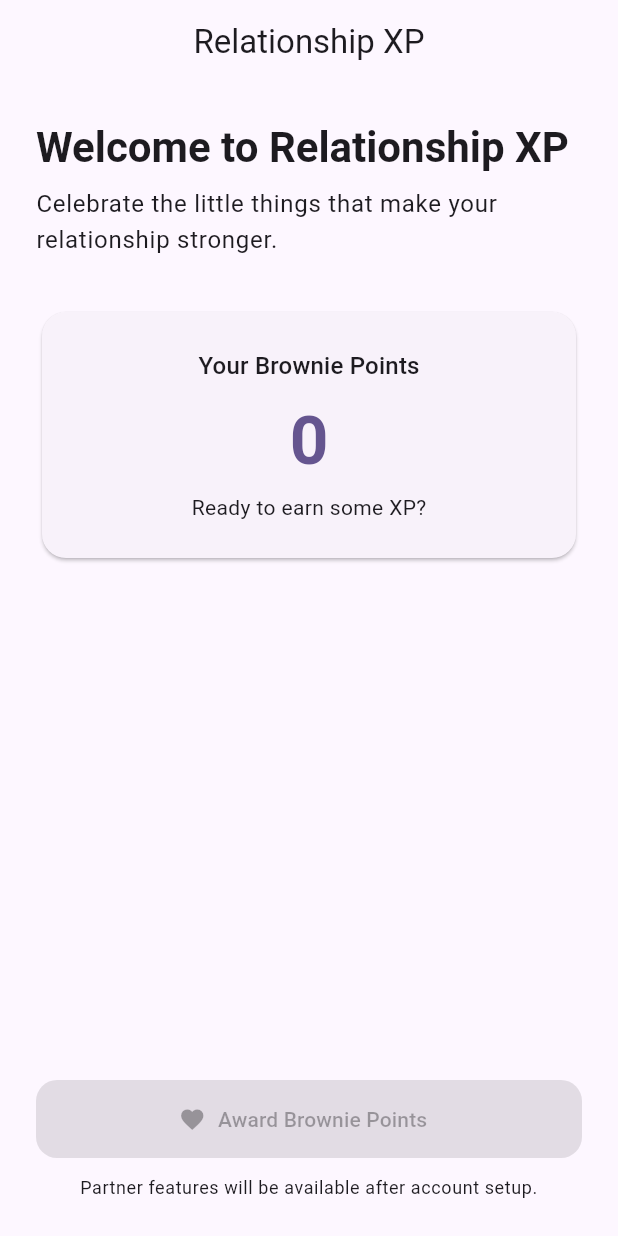
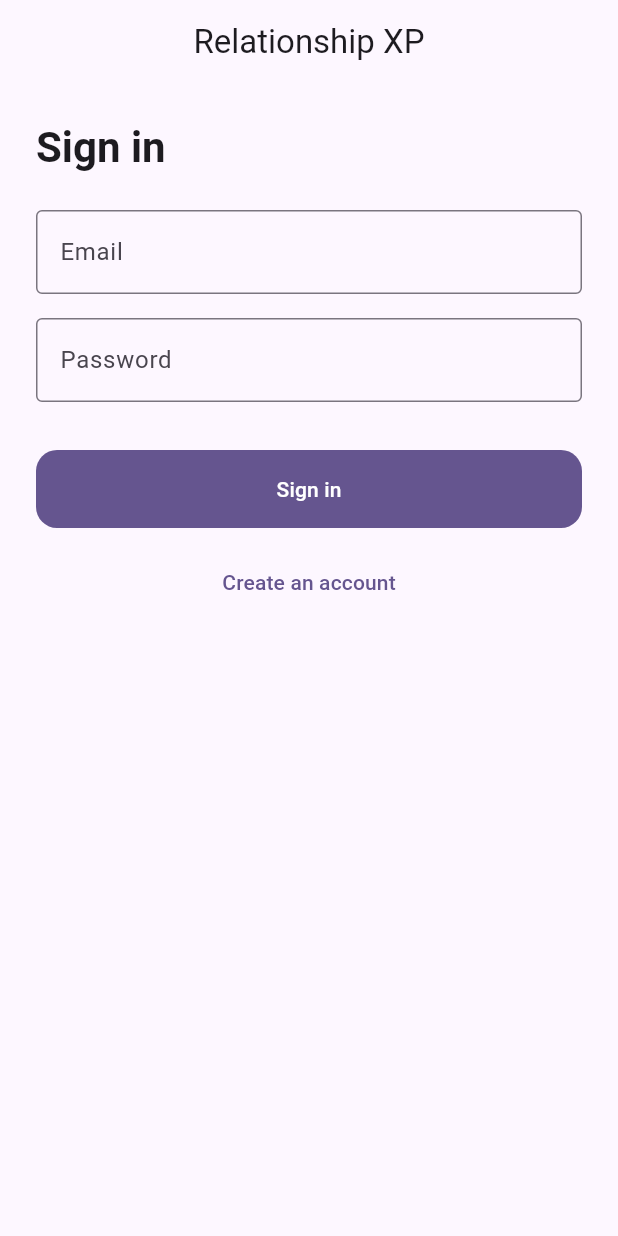
Before and after one commit to greglbg/relationship_xp, a Flutter app: the screen it shows after launch, on a phone screen of 412 x 824 dp. Run offline on Flutter 3.47's test engine with Material 3 defaults, Android fonts, the phone set to English and light mode, and no system bars; our stand-ins replace firebase_auth, firebase_core; accounts and stored records are empty.

Commit message:
Add Firebase email authentication

```diff
--- a/lib/app/relationship_xp_app.dart
+++ b/lib/app/relationship_xp_app.dart
@@ -1,6 +1,6 @@
 import 'package:flutter/material.dart';
 
-import '../screens/home/home_screen.dart';
+import '../auth/auth_gate.dart';
 import '../theme/app_theme.dart';
 
 class RelationshipXpApp extends StatelessWidget {
@@ -12,7 +12,7 @@ class RelationshipXpApp extends StatelessWidget {
       title: 'Relationship XP',
       debugShowCheckedModeBanner: false,
       theme: AppTheme.lightTheme,
-      home: const HomeScreen(),
+      home: const AuthGate(),
     );
   }
 }
--- /dev/null
+++ b/lib/auth/auth_gate.dart
@@ -0,0 +1,29 @@
+import 'package:firebase_auth/firebase_auth.dart';
+import 'package:flutter/material.dart';
+
+import '../screens/home/home_screen.dart';
+import 'login_screen.dart';
+
+class AuthGate extends StatelessWidget {
+  const AuthGate({super.key});
+
+  @override
+  Widget build(BuildContext context) {
+    return StreamBuilder<User?>(
+      stream: FirebaseAuth.instance.authStateChanges(),
+      builder: (context, snapshot) {
+        if (snapshot.connectionState == ConnectionState.waiting) {
+          return const Scaffold(
+            body: Center(child: CircularProgressIndicator()),
+          );
+        }
+
+        if (snapshot.hasData) {
+          return const HomeScreen();
+        }
+
+        return const LoginScreen();
+      },
+    );
+  }
+}
--- /dev/null
+++ b/lib/auth/login_screen.dart
@@ -0,0 +1,116 @@
+import 'package:firebase_auth/firebase_auth.dart';
+import 'package:flutter/material.dart';
+
+import 'register_screen.dart';
+
+class LoginScreen extends StatefulWidget {
+  const LoginScreen({super.key});
+
+  @override
+  State<LoginScreen> createState() => _LoginScreenState();
+}
+
+class _LoginScreenState extends State<LoginScreen> {
+  final emailController = TextEditingController();
+  final passwordController = TextEditingController();
+
+  bool isLoading = false;
+  String? errorMessage;
+
+  Future<void> signIn() async {
+    setState(() {
+      isLoading = true;
+      errorMessage = null;
+    });
+
+    try {
+      await FirebaseAuth.instance.signInWithEmailAndPassword(
+        email: emailController.text.trim(),
+        password: passwordController.text.trim(),
+      );
+    } on FirebaseAuthException catch (error) {
+      if (mounted) {
+        setState(() {
+          errorMessage = error.message;
+        });
+      }
+    } finally {
+      if (mounted) {
+        setState(() {
+          isLoading = false;
+        });
+      }
+    }
+  }
+
+  @override
+  void dispose() {
+    emailController.dispose();
+    passwordController.dispose();
+    super.dispose();
+  }
+
+  @override
+  Widget build(BuildContext context) {
+    return Scaffold(
+      appBar: AppBar(title: const Text('Relationship XP')),
+      body: SafeArea(
+        child: Padding(
+          padding: const EdgeInsets.all(24),
+          child: Column(
+            crossAxisAlignment: CrossAxisAlignment.stretch,
+            children: [
+              Text(
+                'Sign in',
+                style: Theme.of(context).textTheme.headlineMedium
+                    ?.copyWith(fontWeight: FontWeight.bold),
+              ),
+              const SizedBox(height: 24),
+              TextField(
+                controller: emailController,
+                keyboardType: TextInputType.emailAddress,
+                decoration: const InputDecoration(
+                  labelText: 'Email',
+                  border: OutlineInputBorder(),
+                ),
+              ),
+              const SizedBox(height: 16),
+              TextField(
+                controller: passwordController,
+                obscureText: true,
+                decoration: const InputDecoration(
+                  labelText: 'Password',
+                  border: OutlineInputBorder(),
+                ),
+              ),
+              const SizedBox(height: 16),
+              if (errorMessage != null)
+                Text(
+                  errorMessage!,
+                  style: TextStyle(color: Theme.of(context).colorScheme.error),
+                ),
+              const SizedBox(height: 16),
+              FilledButton(
+                onPressed: isLoading ? null : signIn,
+                child: isLoading
+                    ? const CircularProgressIndicator()
+                    : const Text('Sign in'),
+              ),
+              const SizedBox(height: 12),
+              TextButton(
+                onPressed: () {
+                  Navigator.of(context).push(
+                    MaterialPageRoute(
+                      builder: (context) => const RegisterScreen(),
+                    ),
+                  );
+                },
+                child: const Text('Create an account'),
+              ),
+            ],
+          ),
+        ),
+      ),
+    );
+  }
+}
--- a/pubspec.yaml
+++ b/pubspec.yaml
@@ -35,6 +35,7 @@ dependencies:
   # Use with the CupertinoIcons class for iOS style icons.
   cupertino_icons: ^1.0.8
   firebase_core: ^4.14.0
+  firebase_auth: ^6.6.1
 
 dev_dependencies:
   flutter_test:
```
Also changed, not shown: lib/auth/register_screen.dart (added, +127 -0 lines), lib/screens/home/home_screen.dart (+15 -1 lines), pubspec.lock, 4 other files.
